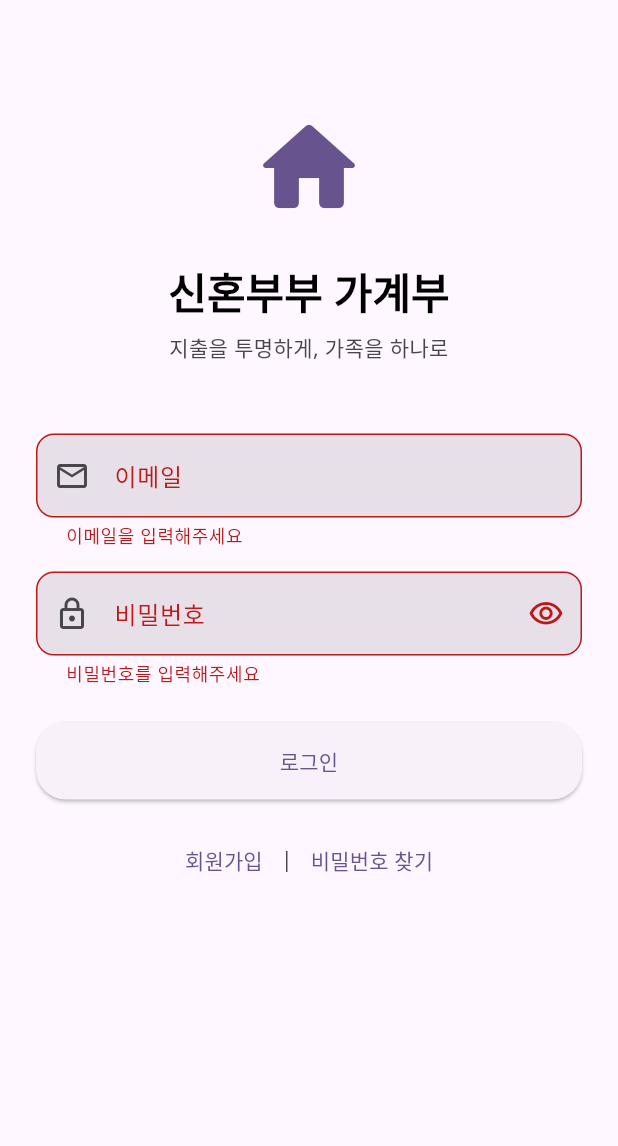
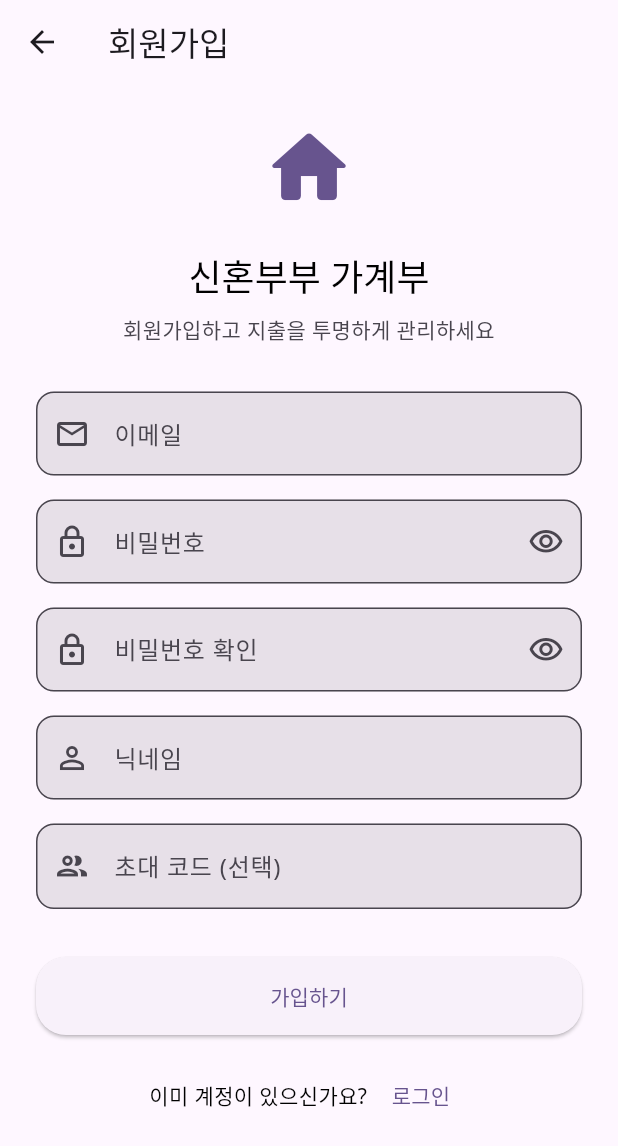
Before and after one commit to garyjeong/household-ledger-android, a Flutter app: the screen it shows after launch, after a tap on "로그인", after a tap on "회원가입", on a phone screen of 412 x 824 dp. Shown: the top 1146 px of the screen. Run offline on Flutter 3.47's test engine with Material 3 defaults, Android fonts, the phone set to English and light mode, and no system bars; our stand-ins replace dio, equatable, flutter_bloc, google_fonts, shared_preferences.

Commit message:
Implement dashboard and signup pages
- Create dashboard page with Material Design 3
- Add monthly summary cards (income/expense)
- Add transaction list with empty state
- Add bottom navigation bar
- Create signup page with form validation
- Link login and signup pages with navigation
- Update login to navigate to dashboard after authentication

```diff
--- a/lib/presentation/pages/login/login_page.dart
+++ b/lib/presentation/pages/login/login_page.dart
@@ -4,6 +4,8 @@ import '../../../core/utils/dependency_injection.dart';
 import '../../bloc/auth/auth_bloc.dart';
 import '../../bloc/auth/auth_event.dart';
 import '../../bloc/auth/auth_state.dart';
+import '../dashboard/dashboard_page.dart';
+import '../signup/signup_page.dart';
 
 class LoginPage extends StatefulWidget {
   const LoginPage({super.key});
@@ -50,8 +52,10 @@ class _LoginPageState extends State<LoginPage> {
               ),
             );
           } else if (state is AuthAuthenticated) {
-            // TODO: 대시보드로 이동
-            Navigator.pushReplacementNamed(context, '/dashboard');
+            Navigator.pushReplacement(
+              context,
+              MaterialPageRoute(builder: (context) => const DashboardPage()),
+            );
           }
         },
         child: _buildBody(context),
@@ -181,7 +185,12 @@ class _LoginPageState extends State<LoginPage> {
                   children: [
                     TextButton(
                       onPressed: () {
-                        // TODO: 회원가입 페이지로 이동
+                        Navigator.push(
+                          context,
+                          MaterialPageRoute(
+                            builder: (context) => const SignupPage(),
+                          ),
+                        );
                       },
                       child: const Text('회원가입'),
                     ),
--- /dev/null
+++ b/lib/presentation/pages/signup/signup_page.dart
@@ -0,0 +1,253 @@
+import 'package:flutter/material.dart';
+
+class SignupPage extends StatefulWidget {
+  final String? inviteCode;
+
+  const SignupPage({super.key, this.inviteCode});
+
+  @override
+  State<SignupPage> createState() => _SignupPageState();
+}
+
+class _SignupPageState extends State<SignupPage> {
+  final _formKey = GlobalKey<FormState>();
+  final _emailController = TextEditingController();
+  final _passwordController = TextEditingController();
+  final _confirmPasswordController = TextEditingController();
+  final _nicknameController = TextEditingController();
+  final _inviteCodeController = TextEditingController();
+
+  bool _obscurePassword = true;
+  bool _obscureConfirmPassword = true;
+  bool _isLoading = false;
+
+  @override
+  void initState() {
+    super.initState();
+    if (widget.inviteCode != null) {
+      _inviteCodeController.text = widget.inviteCode!;
+    }
+  }
+
+  @override
+  void dispose() {
+    _emailController.dispose();
+    _passwordController.dispose();
+    _confirmPasswordController.dispose();
+    _nicknameController.dispose();
+    _inviteCodeController.dispose();
+    super.dispose();
+  }
+
+  void _handleSignup() {
+    if (_formKey.currentState?.validate() ?? false) {
+      setState(() {
+        _isLoading = true;
+      });
+
+      // TODO: BLoC를 통한 회원가입 로직 구현
+
+      Future.delayed(const Duration(seconds: 2), () {
+        if (mounted) {
+          setState(() {
+            _isLoading = false;
+          });
+          // TODO: 로그인 페이지로 이동 또는 바로 로그인
+        }
+      });
+    }
+  }
+
+  String? _validatePasswordMatch(String? value) {
+    if (value != _passwordController.text) {
+      return '비밀번호가 일치하지 않습니다';
+    }
+    return null;
+  }
+
+  @override
+  Widget build(BuildContext context) {
+    return Scaffold(
+      appBar: AppBar(
+        title: const Text('회원가입'),
+      ),
+      body: SafeArea(
+        child: SingleChildScrollView(
+          padding: const EdgeInsets.all(24),
+          child: Form(
+            key: _formKey,
+            child: Column(
+              crossAxisAlignment: CrossAxisAlignment.stretch,
+              children: [
+                // 아이콘
+                Icon(
+                  Icons.home_rounded,
+                  size: 64,
+                  color: Theme.of(context).colorScheme.primary,
+                ),
+                const SizedBox(height: 24),
+
+                Text(
+                  '신혼부부 가계부',
+                  style: Theme.of(context).textTheme.headlineSmall,
+                  textAlign: TextAlign.center,
+                ),
+                const SizedBox(height: 8),
+
+                Text(
+                  '회원가입하고 지출을 투명하게 관리하세요',
+                  style: Theme.of(context).textTheme.bodyMedium?.copyWith(
+                    color: Theme.of(context).colorScheme.onSurfaceVariant,
+                  ),
+                  textAlign: TextAlign.center,
+                ),
+                const SizedBox(height: 32),
+
+                // 이메일
+                TextFormField(
+                  controller: _emailController,
+                  keyboardType: TextInputType.emailAddress,
+                  decoration: const InputDecoration(
+                    labelText: '이메일',
+                    hintText: 'example@email.com',
+                    prefixIcon: Icon(Icons.email_outlined),
+                  ),
+                  validator: (value) {
+                    if (value == null || value.isEmpty) {
+                      return '이메일을 입력해주세요';
+                    }
+                    if (!value.contains('@')) {
+                      return '올바른 이메일 형식이 아닙니다';
+                    }
+                    return null;
+                  },
+                ),
+                const SizedBox(height: 16),
+
+                // 비밀번호
+                TextFormField(
+                  controller: _passwordController,
+                  obscureText: _obscurePassword,
+                  decoration: InputDecoration(
+                    labelText: '비밀번호',
+                    prefixIcon: const Icon(Icons.lock_outlined),
+                    suffixIcon: IconButton(
+                      icon: Icon(
+                        _obscurePassword
+                          ? Icons.visibility_outlined
+                          : Icons.visibility_off_outlined,
+                      ),
+                      onPressed: () {
+                        setState(() {
+                          _obscurePassword = !_obscurePassword;
+                        });
+                      },
+                    ),
+                  ),
+                  validator: (value) {
+                    if (value == null || value.isEmpty) {
+                      return '비밀번호를 입력해주세요';
+                    }
+                    if (value.length < 6) {
+                      return '비밀번호는 최소 6자 이상이어야 합니다';
+                    }
+                    return null;
+                  },
+                ),
+                const SizedBox(height: 16),
+
+                // 비밀번호 확인
+                TextFormField(
+                  controller: _confirmPasswordController,
+                  obscureText: _obscureConfirmPassword,
+                  decoration: InputDecoration(
+                    labelText: '비밀번호 확인',
+                    prefixIcon: const Icon(Icons.lock_outlined),
+                    suffixIcon: IconButton(
+                      icon: Icon(
+                        _obscureConfirmPassword
+                          ? Icons.visibility_outlined
+                          : Icons.visibility_off_outlined,
+                      ),
+                      onPressed: () {
+                        setState(() {
+                          _obscureConfirmPassword = !_obscureConfirmPassword;
+                        });
+                      },
+                    ),
+                  ),
+                  validator: _validatePasswordMatch,
+                ),
+                const SizedBox(height: 16),
+
+                // 닉네임
+                TextFormField(
+                  controller: _nicknameController,
+                  decoration: const InputDecoration(
+                    labelText: '닉네임',
+                    hintText: '홍길동',
+                    prefixIcon: Icon(Icons.person_outline),
+                  ),
+                  validator: (value) {
+                    if (value == null || value.isEmpty) {
+                      return '닉네임을 입력해주세요';
+                    }
+                    return null;
+                  },
+                ),
+                const SizedBox(height: 16),
+
+                // 초대 코드 (선택)
+                TextFormField(
+                  controller: _inviteCodeController,
+                  decoration: const InputDecoration(
+                    labelText: '초대 코드 (선택)',
+                    hintText: '가족 그룹 초대 코드',
+                    prefixIcon: Icon(Icons.group_outlined),
+                  ),
+                ),
+                const SizedBox(height: 32),
+
+                // 회원가입 버튼
+                ElevatedButton(
+                  onPressed: _isLoading ? null : _handleSignup,
+                  style: ElevatedButton.styleFrom(
+                    padding: const EdgeInsets.symmetric(vertical: 16),
+                  ),
+                  child: _isLoading
+                    ? SizedBox(
+                        height: 20,
+                        width: 20,
+                        child: CircularProgressIndicator(
+                          strokeWidth: 2,
+                          color: Theme.of(context).colorScheme.onPrimary,
+                        ),
+                      )
+                    : const Text('가입하기'),
+                ),
+                const SizedBox(height: 16),
+
+                // 이미 계정이 있으신가요?
+                Row(
+                  mainAxisAlignment: MainAxisAlignment.center,
+                  children: [
+                    Text(
+                      '이미 계정이 있으신가요? ',
+                      style: Theme.of(context).textTheme.bodyMedium,
+                    ),
+                    TextButton(
+                      onPressed: () {
+                        Navigator.pop(context);
+                      },
+                      child: const Text('로그인'),
+                    ),
+                  ],
+                ),
+              ],
+            ),
+          ),
+        ),
+      ),
+    );
+  }
+}
```
Also changed, not shown: lib/presentation/pages/dashboard/dashboard_page.dart (added, +254 -0 lines).
